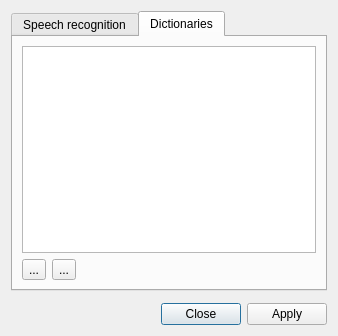
The window that src/ui/speechdialog_ui.ui (KDE/kdenlive) describes before a commit, drawn with Qt 5.
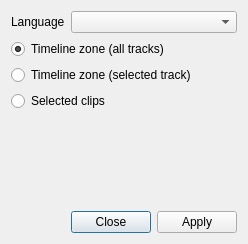
The same window after the commit. The open tabs and pages were chosen to show the change. Custom widgets are drawn as their Qt base class.

Commit message: Move speech recognition settings to Kdenlive's main settings dialog

Diff of the .ui file:
```diff
--- a/src/ui/speechdialog_ui.ui
+++ b/src/ui/speechdialog_ui.ui
@@ -6,31 +6,14 @@
    <rect>
     <x>0</x>
     <y>0</y>
-    <width>338</width>
-    <height>336</height>
+    <width>248</width>
+    <height>244</height>
    </rect>
   </property>
   <property name="windowTitle">
    <string>Dialog</string>
   </property>
-  <layout class="QGridLayout" name="gridLayout_2">
-   <item row="0" column="0">
-    <widget class="QTabWidget" name="tabWidget">
-     <property name="currentIndex">
-      <number>0</number>
-     </property>
-     <widget class="QWidget" name="tab">
-      <attribute name="title">
-       <string>Speech recognition</string>
-      </attribute>
       <layout class="QGridLayout" name="gridLayout">
-       <item row="2" column="0" colspan="2">
-        <widget class="QRadioButton" name="timeline_track">
-         <property name="text">
-          <string>Timeline zone (selected track)</string>
-         </property>
-        </widget>
-       </item>
        <item row="0" column="0">
         <widget class="QLabel" name="label">
          <property name="text">
@@ -38,6 +21,16 @@
          </property>
         </widget>
        </item>
+   <item row="0" column="1">
+    <widget class="QComboBox" name="language_box">
+     <property name="sizePolicy">
+      <sizepolicy hsizetype="MinimumExpanding" vsizetype="Fixed">
+       <horstretch>0</horstretch>
+       <verstretch>0</verstretch>
+      </sizepolicy>
+     </property>
+    </widget>
+   </item>
        <item row="1" column="0" colspan="2">
         <widget class="QRadioButton" name="timeline_zone">
          <property name="text">
@@ -48,16 +41,13 @@
          </property>
         </widget>
        </item>
-       <item row="3" column="0" colspan="2">
-        <widget class="QRadioButton" name="timeline_clips">
+   <item row="2" column="0" colspan="2">
+    <widget class="QRadioButton" name="timeline_track">
          <property name="text">
-          <string>Selected clips</string>
+      <string>Timeline zone (selected track)</string>
          </property>
         </widget>
        </item>
-       <item row="0" column="1">
-        <widget class="QComboBox" name="language_box"/>
-       </item>
        <item row="4" column="0">
         <spacer name="verticalSpacer">
          <property name="orientation">
@@ -66,57 +56,12 @@
          <property name="sizeHint" stdset="0">
           <size>
            <width>20</width>
-           <height>40</height>
+       <height>0</height>
           </size>
          </property>
         </spacer>
        </item>
-      </layout>
-     </widget>
-     <widget class="QWidget" name="tab_2">
-      <attribute name="title">
-       <string>Dictionaries</string>
-      </attribute>
-      <layout class="QGridLayout" name="gridLayout_3">
-       <item row="0" column="0" colspan="3">
-        <widget class="QListWidget" name="listWidget">
-         <property name="alternatingRowColors">
-          <bool>true</bool>
-         </property>
-        </widget>
-       </item>
-       <item row="1" column="2">
-        <spacer name="horizontalSpacer">
-         <property name="orientation">
-          <enum>Qt::Horizontal</enum>
-         </property>
-         <property name="sizeHint" stdset="0">
-          <size>
-           <width>209</width>
-           <height>20</height>
-          </size>
-         </property>
-        </spacer>
-       </item>
-       <item row="1" column="1">
-        <widget class="QToolButton" name="button_delete">
-         <property name="text">
-          <string>...</string>
-         </property>
-        </widget>
-       </item>
-       <item row="1" column="0">
-        <widget class="QToolButton" name="button_add">
-         <property name="text">
-          <string>...</string>
-         </property>
-        </widget>
-       </item>
-      </layout>
-     </widget>
-    </widget>
-   </item>
-   <item row="2" column="0">
+   <item row="6" column="0" colspan="2">
     <widget class="QDialogButtonBox" name="buttonBox">
      <property name="orientation">
       <enum>Qt::Horizontal</enum>
@@ -126,9 +71,16 @@
      </property>
     </widget>
    </item>
-   <item row="1" column="0">
+   <item row="5" column="0" colspan="2">
     <widget class="KMessageWidget" name="speech_info"/>
    </item>
+   <item row="3" column="0" colspan="2">
+    <widget class="QRadioButton" name="timeline_clips">
+     <property name="text">
+      <string>Selected clips</string>
+     </property>
+    </widget>
+   </item>
   </layout>
  </widget>
  <customwidgets>
```
Lines whose indentation alone changed are shown as unchanged. The commit also changes 12 other files.
